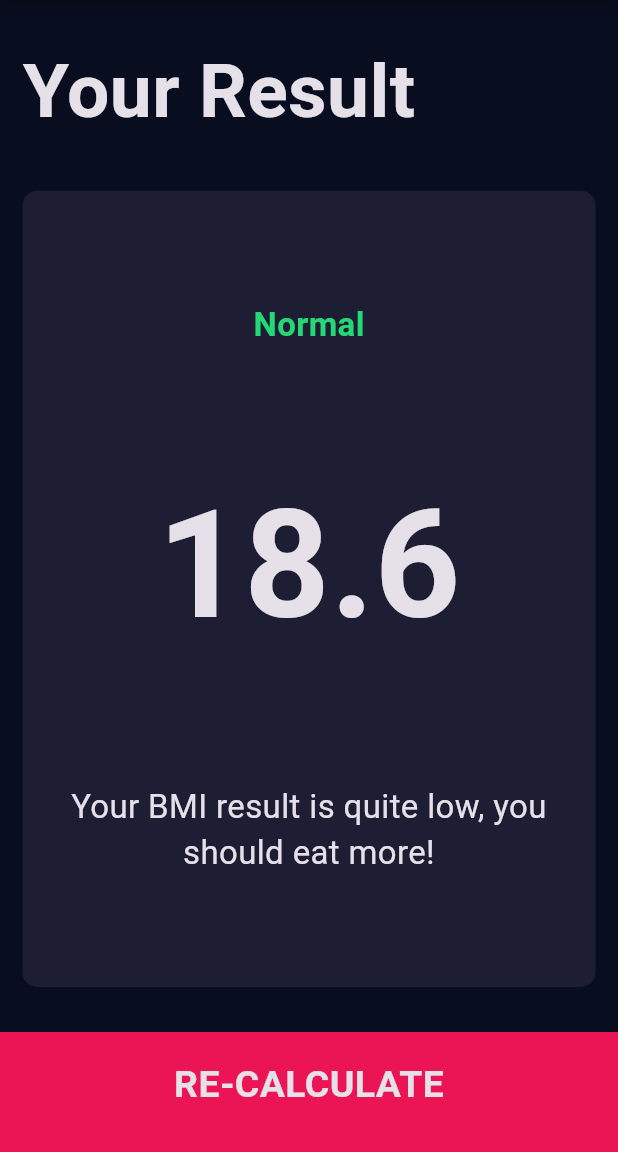
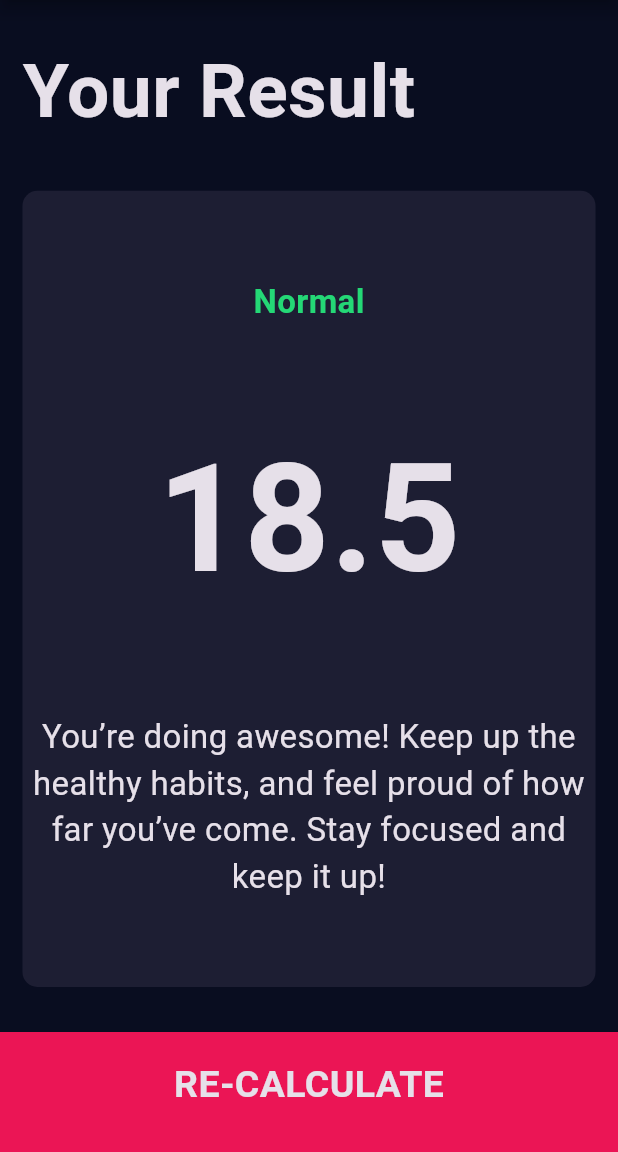
Before and after one commit to ramanaa77/flutter-learning-bootcamp, a Flutter app: the screen it shows after launch, after a tap on "CALCULATE", on a phone screen of 412 x 824 dp, the part 84-1236 px from its top. Run offline on Flutter 3.47's test engine with Material 3 defaults, Android fonts, the phone set to English and light mode, and no system bars; our stand-ins replace audioplayers, font_awesome_flutter, rflutter_alert.

Commit message:
Application functionality added

```diff
--- /dev/null
+++ b/bmi-calculator/lib/calculator_brain.dart
@@ -0,0 +1,55 @@
+import 'dart:math';
+
+class CalculatorBrain {
+  final int height;
+  final int weight;
+
+  CalculatorBrain({required this.height, required this.weight});
+
+  double _bmi = 0;
+
+  String calculateBMI() {
+    _bmi = weight / pow(height / 100, 2);
+    return _bmi.toStringAsFixed(1);
+  }
+
+  String getResult() {
+    if (_bmi >= 40) {
+      return 'Obese (Class III)';
+    } else if (_bmi >= 35.0) {
+      return 'Obese (Class II)';
+    } else if (_bmi >= 30.0) {
+      return 'Obese (Class I)';
+    } else if (_bmi >= 25.0) {
+      return 'Overweight (Pre-obese)';
+    } else if (_bmi >= 18.5) {
+      return 'Normal';
+    } else if (_bmi >= 17.0) {
+      return 'Underweight (Mild thinness)';
+    } else if (_bmi >= 16.0) {
+      return 'Underweight (Moderate thinness)';
+    } else {
+      return 'Underweight (Severe thinness)';
+    }
+  }
+
+  String getInterpretation() {
+    if (_bmi >= 40) {
+      return 'It’s time to take control of your health! Start with small steps and get support from a doctor. You can do this!';
+    } else if (_bmi >= 35) {
+      return 'You’re strong, and you can make a change! A doctor can help you make a plan that works for you. Take one step at a time, and you will see results!';
+    } else if (_bmi >= 30) {
+      return 'You’re on the right path! Keep going with exercise and healthy eating. Every small effort adds up, and you’re doing great!';
+    } else if (_bmi >= 25) {
+      return 'Good job! A little more exercise and better food choices can make you feel even better. Keep going, you’ve got this!';
+    } else if (_bmi >= 18.5) {
+      return 'You’re doing awesome! Keep up the healthy habits, and feel proud of how far you’ve come. Stay focused and keep it up!';
+    } else if (_bmi >= 17) {
+      return 'Your body needs more healthy food. Try to eat more nutritious meals to help you feel strong. You can do it!';
+    } else if (_bmi >= 16) {
+      return 'It’s time to take care of your health. Talk to a doctor to make sure you’re getting the right food. You can make positive changes!';
+    } else {
+      return 'Your health is really important! Talk to a doctor to get help and make sure you’re on the right path. You can do this!';
+    }
+  }
+}
--- a/bmi-calculator/lib/screens/input_page.dart
+++ b/bmi-calculator/lib/screens/input_page.dart
@@ -6,6 +6,7 @@ import 'package:bmi_calculator/components/icon_content.dart';
 import 'package:bmi_calculator/constants.dart';
 import 'package:bmi_calculator/components/round_icon_button.dart';
 import 'package:bmi_calculator/components/bottom_button.dart';
+import 'package:bmi_calculator/calculator_brain.dart';
 
 enum Gender { male, female }
 
@@ -188,11 +189,20 @@ class _InputPageState extends State<InputPage> {
           BottomButton(
             buttonTitle: 'CALCULATE',
             onTap: () {
+              CalculatorBrain calc = CalculatorBrain(
+                height: height,
+                weight: weight,
+              );
+
               Navigator.push(
                 context,
                 MaterialPageRoute(
                   builder: (context) {
-                    return ResultPage();
+                    return ResultPage(
+                      bmiResult: calc.calculateBMI(),
+                      interpretation: calc.getInterpretation(),
+                      resultText: calc.getResult(),
+                    );
                   },
                 ),
               );
--- a/bmi-calculator/lib/screens/result_page.dart
+++ b/bmi-calculator/lib/screens/result_page.dart
@@ -4,7 +4,15 @@ import 'package:bmi_calculator/components/reusable_card.dart';
 import 'package:bmi_calculator/components/bottom_button.dart';
 
 class ResultPage extends StatelessWidget {
-  const ResultPage({super.key});
+  const ResultPage({
+    super.key,
+    required this.bmiResult,
+    required this.interpretation,
+    required this.resultText,
+  });
+  final String bmiResult;
+  final String interpretation;
+  final String resultText;
 
   @override
   Widget build(BuildContext context) {
@@ -13,10 +21,13 @@ class ResultPage extends StatelessWidget {
       body: Column(
         crossAxisAlignment: CrossAxisAlignment.stretch,
         children: [
-          Expanded(child: Container(
-            padding: EdgeInsets.all(15.0),
+          Expanded(
+            child: Container(
+              padding: EdgeInsets.all(15.0),
               alignment: Alignment.bottomLeft,
-              child: Text("Your Result", style: kTitleLargeText))),
+              child: Text("Your Result", style: kTitleLargeText),
+            ),
+          ),
           Expanded(
             flex: 5,
             child: ReusableCard(
@@ -24,10 +35,10 @@ class ResultPage extends StatelessWidget {
               cardChild: Column(
                 mainAxisAlignment: MainAxisAlignment.spaceEvenly,
                 children: [
-                  Text('Normal', style: kResultTextStyle),
-                  Text('18.6', style: kBMITextStyle),
+                  Text(resultText, style: kResultTextStyle),
+                  Text(bmiResult, style: kBMITextStyle),
                   Text(
-                    'Your BMI result is quite low, you should eat more!',
+                    interpretation,
                     style: kBodyTextStyle,
                     textAlign: TextAlign.center,
                   ),
```
